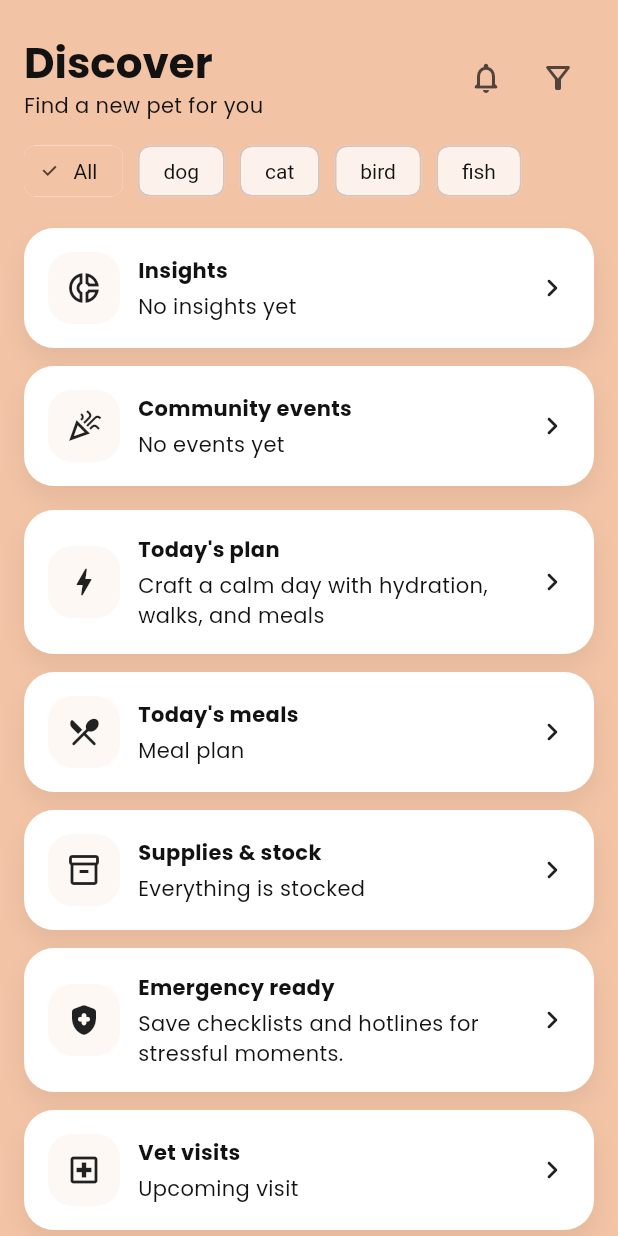
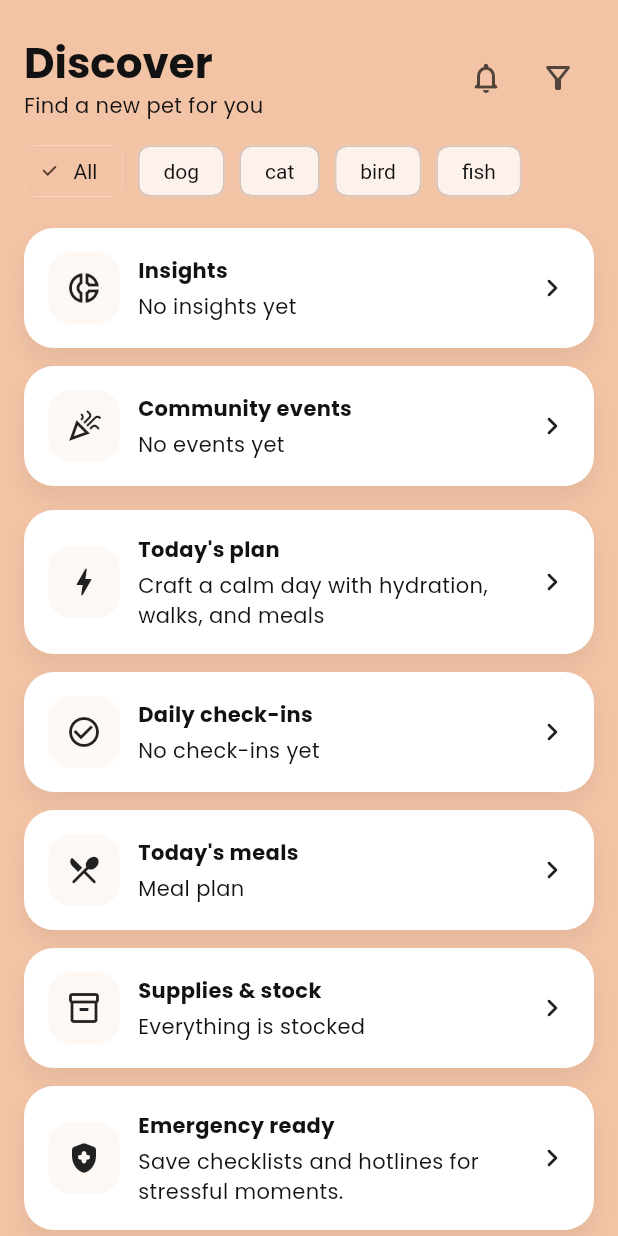
Before and after one commit to abdelrahmanwahdan11/-nov25, a Flutter app: the HomeDiscoverScreen screen opened directly with empty values, on a phone screen of 412 x 824 dp. Run offline on Flutter 3.47's test engine with Material 3 defaults, Android fonts, the phone set to English and light mode, and no system bars; our stand-ins replace flutter_animate, google_fonts, iconly, shared_preferences; accounts and stored records are empty; network calls fail.

Commit message:
Add daily check-in flow and hooks

```diff
--- a/lib/core/localization/app_localizations.dart
+++ b/lib/core/localization/app_localizations.dart
@@ -129,6 +129,11 @@ class AppLocalizations {
       'unknown_pet': 'Unknown pet',
       'untitled': 'Untitled',
       'save': 'Save',
+      'daily_checkins': 'Daily check-ins',
+      'add_checkin': 'Add check-in',
+      'checkin_title_hint': 'What do you want to check today?',
+      'quick_checkin': 'Quick check-in',
+      'checkin_empty': 'No check-ins yet',
       'empty_journal': 'No journal entries yet',
       'just_now': 'Just now',
       'minutes_ago': 'm ago',
@@ -281,6 +286,11 @@ class AppLocalizations {
       'unknown_pet': 'حيوان غير معروف',
       'untitled': 'بدون عنوان',
       'save': 'حفظ',
+      'daily_checkins': 'مهام يومية',
+      'add_checkin': 'إضافة تحقق',
+      'checkin_title_hint': 'ما الذي تريد متابعته اليوم؟',
+      'quick_checkin': 'تحقق سريع',
+      'checkin_empty': 'لا توجد مهام يومية بعد',
       'empty_journal': 'لا توجد ملاحظات بعد',
       'just_now': 'الآن',
       'minutes_ago': 'دقائق مضت',
--- /dev/null
+++ b/lib/data/mock/mock_daily_checkins.dart
@@ -0,0 +1,40 @@
+import '../models/daily_checkin.dart';
+
+final mockDailyCheckins = [
+  DailyCheckin(
+    id: 'check-1',
+    petName: 'Luna',
+    title: 'Morning walk & sniff time',
+    timeLabel: '07:30',
+    mood: 'excited',
+    note: 'Keep pace light, let her explore.',
+    completed: false,
+  ),
+  DailyCheckin(
+    id: 'check-2',
+    petName: 'Milo',
+    title: 'Brush coat + quick health scan',
+    timeLabel: '11:00',
+    mood: 'calm',
+    note: 'Check paws and ears, reward after.',
+    completed: true,
+  ),
+  DailyCheckin(
+    id: 'check-3',
+    petName: 'Luna',
+    title: 'Training reps: stay & recall',
+    timeLabel: '15:00',
+    mood: 'focused',
+    note: 'Short bursts with high value treats.',
+    completed: false,
+  ),
+  DailyCheckin(
+    id: 'check-4',
+    petName: 'Milo',
+    title: 'Evening cuddle + paw balm',
+    timeLabel: '20:00',
+    mood: 'sleepy',
+    note: 'Massage paws and calm breathing.',
+    completed: false,
+  ),
+];
--- /dev/null
+++ b/lib/data/models/daily_checkin.dart
@@ -0,0 +1,31 @@
+class DailyCheckin {
+  final String id;
+  final String petName;
+  final String title;
+  final String timeLabel;
+  final String mood;
+  final String note;
+  final bool completed;
+
+  DailyCheckin({
+    required this.id,
+    required this.petName,
+    required this.title,
+    required this.timeLabel,
+    required this.mood,
+    required this.note,
+    required this.completed,
+  });
+
+  DailyCheckin copyWith({bool? completed}) {
+    return DailyCheckin(
+      id: id,
+      petName: petName,
+      title: title,
+      timeLabel: timeLabel,
+      mood: mood,
+      note: note,
+      completed: completed ?? this.completed,
+    );
+  }
+}
--- a/lib/features/home/home_discover_screen.dart
+++ b/lib/features/home/home_discover_screen.dart
@@ -30,6 +30,8 @@ import '../community/community_controller.dart';
 import '../../data/models/community_event.dart';
 import '../insights/insights_controller.dart';
 import '../../data/models/insight_metric.dart';
+import '../care/daily_checkin_controller.dart';
+import '../../data/models/daily_checkin.dart';
 
 class HomeDiscoverScreen extends StatefulWidget {
   final PetController petController;
@@ -47,6 +49,7 @@ class HomeDiscoverScreen extends StatefulWidget {
   final VetVisitController vetVisitController;
   final CommunityController communityController;
   final InsightsController insightsController;
+  final DailyCheckinController dailyCheckinController;
   const HomeDiscoverScreen({
     super.key,
     required this.petController,
@@ -64,6 +67,7 @@ class HomeDiscoverScreen extends StatefulWidget {
     required this.vetVisitController,
     required this.communityController,
     required this.insightsController,
+    required this.dailyCheckinController,
   });
 
   @override
@@ -172,6 +176,8 @@ class _HomeDiscoverScreenState extends State<HomeDiscoverScreen> {
               _communityPeek(context, t),
               const SizedBox(height: 16),
               _plannerPeek(context, t),
+              const SizedBox(height: 12),
+              _checkinPeek(context, t),
               const SizedBox(height: 12),
               _mealPlanPeek(context, t),
               const SizedBox(height: 12),
@@ -292,6 +298,27 @@ class _HomeDiscoverScreenState extends State<HomeDiscoverScreen> {
           subtitle: top != null ? '${top.title} · ${top.scheduledAt}' : t('care_planner_subtitle'),
           icon: Icons.bolt_rounded,
           onTap: () => Navigator.pushNamed(context, '/care/planner'),
+        );
+      },
+    );
+  }
+
+  Widget _checkinPeek(BuildContext context, String Function(String) t) {
+    return StreamBuilder<List<DailyCheckin>>(
+      stream: widget.dailyCheckinController.itemsStream,
+      builder: (context, snapshot) {
+        if (widget.dailyCheckinController.isLoading) {
+          return const Skeleton(height: 100, width: double.infinity);
+        }
+        final items = snapshot.data ?? [];
+        final latest = items.isNotEmpty ? items.first : null;
+        return _PeekCard(
+          title: t('daily_checkins'),
+          subtitle: latest != null
+              ? '${latest.petName} · ${latest.timeLabel} · ${t('mood')}: ${latest.mood}'
+              : t('checkin_empty'),
+          icon: Icons.check_circle_outline,
+          onTap: () => Navigator.pushNamed(context, '/care/checkins'),
         );
       },
     );
```
Also changed, not shown: lib/features/care/daily_checkin_controller.dart (added, +46 -0 lines), lib/features/care/daily_checkin_screen.dart (added, +249 -0 lines), lib/features/profile/profile_screen.dart (+13 -0 lines), lib/main.dart (+11 -0 lines).
